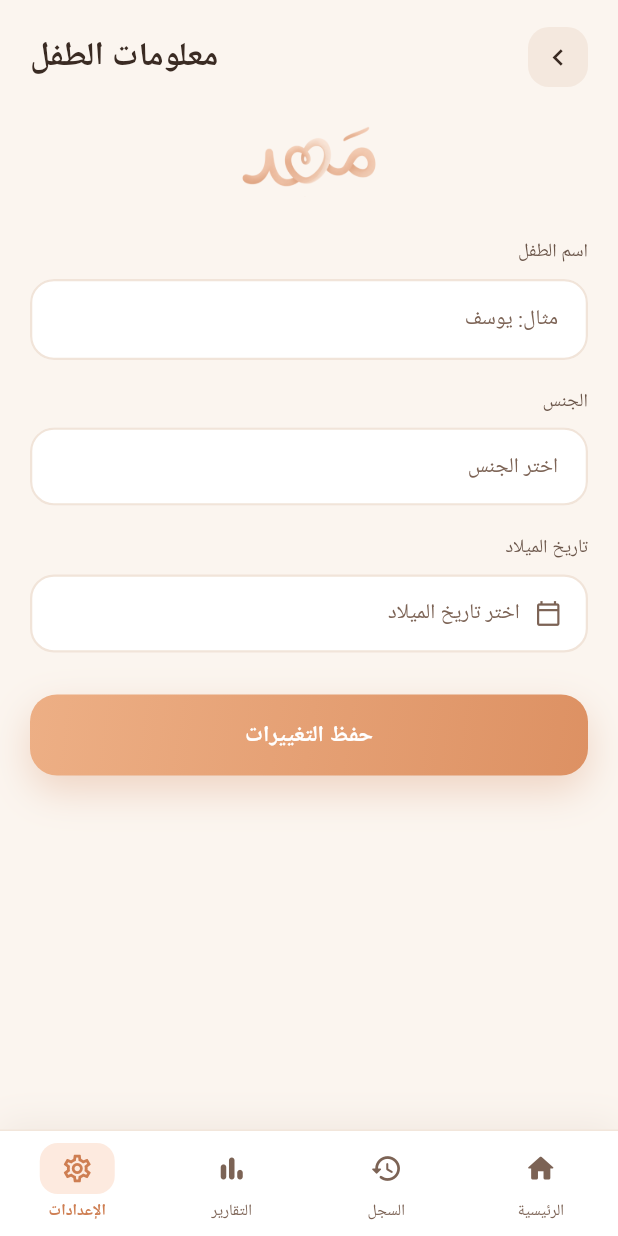
After one commit to Razan445/2026-GP1-Group10-Mahd, a Flutter app: the HomeScreen screen opened by its route, after a tap on "معلومات الطفل", on a phone screen of 412 x 824 dp. The commit adds this screen. Run offline on Flutter 3.47's test engine with Material 3 defaults, Android fonts, the light colour scheme and no system bars; our stand-ins replace cloud_firestore, firebase_auth, firebase_core, fl_chart, google_fonts, shared_preferences; missing offline and left inert: record; accounts and stored records are empty; Roboto replaces fonts that are missing (Ibm Plex Sans Arabic).

Commit message:
feat: link child information screen and integrate into settings

```diff
--- /dev/null
+++ b/mobile-client/lib/screens/child_info/child_info_screen.dart
@@ -0,0 +1,351 @@
+import 'package:cloud_firestore/cloud_firestore.dart';
+import 'package:flutter/material.dart';
+
+import '../../core/theme/app_theme.dart';
+import '../../services/firestore_service.dart';
+import '../../widgets/primary_button.dart';
+
+/// Settings sub-screen — معلومات الطفل
+///
+/// Lets the user view and edit the child data that was entered
+/// during registration (name, gender, date of birth).
+class ChildInfoScreen extends StatefulWidget {
+  const ChildInfoScreen({
+    super.key,
+    required this.onBack,
+  });
+
+  final VoidCallback onBack;
+
+  @override
+  State<ChildInfoScreen> createState() => _ChildInfoScreenState();
+}
+
+class _ChildInfoScreenState extends State<ChildInfoScreen> {
+  final _formKey = GlobalKey<FormState>();
+  final _nameController = TextEditingController();
+
+  static const List<String> _genderOptions = ['ذكر', 'أنثى'];
+
+  String? _selectedGender;
+  DateTime? _dateOfBirth;
+
+  bool _isLoading = true;
+  bool _isSaving = false;
+
+  @override
+  void initState() {
+    super.initState();
+    _loadChild();
+  }
+
+  @override
+  void dispose() {
+    _nameController.dispose();
+    super.dispose();
+  }
+
+  Future<void> _loadChild() async {
+    try {
+      final snapshot = await FirestoreService.instance.watchAccount().first;
+      final data = snapshot.data();
+
+      if (data != null) {
+        _nameController.text = (data['childName'] as String?) ?? '';
+
+        final gender = data['childGender'] as String?;
+        if (_genderOptions.contains(gender)) {
+          _selectedGender = gender;
+        }
+
+        final dob = data['childDateOfBirth'];
+        if (dob is Timestamp) {
+          _dateOfBirth = dob.toDate();
+        }
+      }
+    } catch (e) {
+      debugPrint('Load child info error: $e');
+    }
+
+    if (!mounted) return;
+
+    setState(() => _isLoading = false);
+  }
+
+  Future<void> _pickDate() async {
+    final now = DateTime.now();
+
+    final picked = await showDatePicker(
+      context: context,
+      initialDate: _dateOfBirth ?? now,
+      firstDate: now.subtract(const Duration(days: 365 * 3)),
+      lastDate: now,
+      locale: const Locale('ar'),
+      builder: (context, child) {
+        return Theme(
+          data: Theme.of(context).copyWith(
+            colorScheme: const ColorScheme.light(
+              primary: AppColors.primary,
+              onPrimary: Colors.white,
+              surface: AppColors.backgroundCream,
+              onSurface: AppColors.textPrimary,
+            ),
+            textButtonTheme: TextButtonThemeData(
+              style: TextButton.styleFrom(
+                foregroundColor: AppColors.primary,
+              ),
+            ),
+          ),
+          child: child!,
+        );
+      },
+    );
+
+    if (picked == null || !mounted) return;
+
+    setState(() => _dateOfBirth = picked);
+  }
+
+  String get _formattedDate {
+    final date = _dateOfBirth;
+
+    if (date == null) return 'اختر تاريخ الميلاد';
+
+    return '${date.day.toString().padLeft(2, '0')}/'
+        '${date.month.toString().padLeft(2, '0')}/'
+        '${date.year}';
+  }
+
+  void _showMessage(String message, Color color) {
+    ScaffoldMessenger.of(context).showSnackBar(
+      SnackBar(
+        content: Text(message, textDirection: TextDirection.rtl),
+        backgroundColor: color,
+      ),
+    );
+  }
+
+  Future<void> _save() async {
+    if (!_formKey.currentState!.validate()) return;
+
+    if (_dateOfBirth == null) {
+      _showMessage('يرجى اختيار تاريخ الميلاد', AppColors.alert);
+      return;
+    }
+
+    FocusScope.of(context).unfocus();
+
+    setState(() => _isSaving = true);
+
+    try {
+      await FirestoreService.instance.updateAccountProfile(
+        childName: _nameController.text.trim(),
+        childDateOfBirth: _dateOfBirth,
+        childGender: _selectedGender,
+      );
+
+      if (!mounted) return;
+
+      setState(() => _isSaving = false);
+
+      _showMessage('تم حفظ معلومات الطفل', AppColors.success);
+    } catch (e) {
+      debugPrint('Child info save error: $e');
+
+      if (!mounted) return;
+
+      setState(() => _isSaving = false);
+
+      _showMessage('حدث خطأ أثناء حفظ بيانات الطفل', AppColors.alert);
+    }
+  }
+
+  @override
+  Widget build(BuildContext context) {
+    return SafeArea(
+      child: SingleChildScrollView(
+        padding: const EdgeInsets.fromLTRB(20, 18, 20, 30),
+        child: Form(
+          key: _formKey,
+          child: Column(
+            crossAxisAlignment: CrossAxisAlignment.stretch,
+            children: [
+              Row(
+                children: [
+                  _BackButton(onTap: widget.onBack),
+                  const Spacer(),
+                  Text(
+                    'معلومات الطفل',
+                    style: AppTextStyles.screenTitle.copyWith(
+                      fontSize: 22,
+                    ),
+                  ),
+                ],
+              ),
+
+              const SizedBox(height: 26),
+
+              if (_isLoading)
+                const Padding(
+                  padding: EdgeInsets.symmetric(vertical: 60),
+                  child: Center(
+                    child: CircularProgressIndicator(
+                      color: AppColors.primary,
+                    ),
+                  ),
+                )
+              else ...[
+                Center(
+                  child: Image.asset(
+                    'assets/images/mahd-logo.png',
+                    width: 90,
+                    fit: BoxFit.contain,
+                  ),
+                ),
+
+                const SizedBox(height: 24),
+
+                Text('اسم الطفل', style: AppTextStyles.fieldLabel),
+
+                const SizedBox(height: 4),
+
+                TextFormField(
+                  controller: _nameController,
+                  style: AppTextStyles.bodyText,
+                  textDirection: TextDirection.rtl,
+                  decoration: const InputDecoration(
+                    hintText: 'مثال: يوسف',
+                  ),
+                  validator: (value) {
+                    if (value == null || value.trim().isEmpty) {
+                      return 'اسم الطفل مطلوب';
+                    }
+
+                    return null;
+                  },
+                ),
+
+                const SizedBox(height: 16),
+
+                Text('الجنس', style: AppTextStyles.fieldLabel),
+
+                const SizedBox(height: 4),
+
+                DropdownButtonFormField<String>(
+                  initialValue: _selectedGender,
+                  hint: Text(
+                    'اختر الجنس',
+                    style: AppTextStyles.bodyText.copyWith(
+                      color: AppColors.textSecondary,
+                    ),
+                  ),
+                  items: _genderOptions
+                      .map(
+                        (gender) => DropdownMenuItem<String>(
+                          value: gender,
+                          child: Text(
+                            gender,
+                            style: AppTextStyles.bodyText,
+                          ),
+                        ),
+                      )
+                      .toList(),
+                  onChanged: (value) {
+                    setState(() => _selectedGender = value);
+                  },
+                  validator: (value) =>
+                      value == null ? 'يرجى اختيار الجنس' : null,
+                  decoration: const InputDecoration(
+                    suffixIcon: Icon(
+                      Icons.keyboard_arrow_down_rounded,
+                      color: AppColors.textSecondary,
+                    ),
+                  ),
+                  dropdownColor: AppColors.cardSurface,
+                  borderRadius: BorderRadius.circular(16),
+                  icon: const SizedBox.shrink(),
+                ),
+
+                const SizedBox(height: 16),
+
+                Text('تاريخ الميلاد', style: AppTextStyles.fieldLabel),
+
+                const SizedBox(height: 4),
+
+                GestureDetector(
+                  onTap: _pickDate,
+                  child: Container(
+                    height: 52,
+                    padding: const EdgeInsets.symmetric(horizontal: 16),
+                    decoration: BoxDecoration(
+                      color: AppColors.cardSurface,
+                      borderRadius: BorderRadius.circular(16),
+                      border: Border.all(
+                        color: AppColors.borderLight,
+                        width: 1.5,
+                      ),
+                    ),
+                    child: Row(
+                      children: [
+                        const Icon(
+                          Icons.calendar_today_outlined,
+                          size: 18,
+                          color: AppColors.textSecondary,
+                        ),
+                        const SizedBox(width: 10),
+                        Text(
+                          _formattedDate,
+                          textDirection: TextDirection.ltr,
+                          style: _dateOfBirth == null
+                              ? AppTextStyles.bodyText.copyWith(
+                                  color: AppColors.textSecondary,
+                                )
+                              : AppTextStyles.bodyText,
+                        ),
+                      ],
+                    ),
+                  ),
+                ),
+
+                const SizedBox(height: 28),
+
+                PrimaryButton(
+                  label: 'حفظ التغييرات',
+                  onPressed: _save,
+                  isLoading: _isSaving,
+                ),
+              ],
+            ],
+          ),
+        ),
+      ),
+    );
+  }
+}
+
+class _BackButton extends StatelessWidget {
+  const _BackButton({required this.onTap});
+
+  final VoidCallback onTap;
+
+  @override
+  Widget build(BuildContext context) {
+    return GestureDetector(
+      onTap: onTap,
+      child: Container(
+        width: 40,
+        height: 40,
+        decoration: BoxDecoration(
+          color: const Color(0xFFF4E8DE),
+          borderRadius: BorderRadius.circular(14),
+        ),
+        alignment: Alignment.center,
+        child: const Icon(
+          Icons.chevron_right,
+          color: AppColors.textPrimary,
+          size: 22,
+        ),
+      ),
+    );
+  }
+}
--- a/mobile-client/lib/screens/settings/settings_screen.dart
+++ b/mobile-client/lib/screens/settings/settings_screen.dart
@@ -3,6 +3,7 @@ import 'package:firebase_auth/firebase_auth.dart';
 
 import '../../core/theme/app_theme.dart';
 import '../account/account_screen.dart';
+import '../child_info/child_info_screen.dart';
 import '../notifications/notifications_screen.dart';
 import '../privacy_security/privacy_security_screen.dart';
 
@@ -15,6 +16,7 @@ class SettingsScreen extends StatefulWidget {
 
 class _SettingsScreenState extends State<SettingsScreen> {
   bool _showAccountScreen = false;
+  bool _showChildInfoScreen = false;
   bool _showNotificationsScreen = false;
   bool _showPrivacySecurityScreen = false;
 
@@ -27,6 +29,18 @@ class _SettingsScreenState extends State<SettingsScreen> {
   void _closeAccountScreen() {
     setState(() {
       _showAccountScreen = false;
+    });
+  }
+
+  void _openChildInfoScreen() {
+    setState(() {
+      _showChildInfoScreen = true;
+    });
+  }
+
+  void _closeChildInfoScreen() {
+    setState(() {
+      _showChildInfoScreen = false;
     });
   }
 
@@ -201,6 +215,12 @@ class _SettingsScreenState extends State<SettingsScreen> {
       );
     }
 
+    if (_showChildInfoScreen) {
+      return ChildInfoScreen(
+        onBack: _closeChildInfoScreen,
+      );
+    }
+
     if (_showNotificationsScreen) {
       return NotificationsScreen(
         onBack: _closeNotificationsScreen,
@@ -352,6 +372,15 @@ class _SettingsScreenState extends State<SettingsScreen> {
               ),
               child: Column(
                 children: [
+                  _SettingsRow(
+                    icon: Icons.child_care_rounded,
+                    title: 'معلومات الطفل',
+                    showArrow: true,
+                    onTap: _openChildInfoScreen,
+                  ),
+
+                  const _SettingsDivider(),
+
                   _SettingsRow(
                     icon: Icons.notifications_none_rounded,
                     title: 'الإشعارات',
--- a/mobile-client/lib/screens/sign_up/sign_up_screen.dart
+++ b/mobile-client/lib/screens/sign_up/sign_up_screen.dart
@@ -78,7 +78,7 @@ class _SignUpScreenState extends State<SignUpScreen> {
 
       Navigator.pushReplacementNamed(
         context,
-        AppRoutes.home,
+        AppRoutes.infantRegistration,
       );
     } on FirebaseAuthException catch (e) {
       if (!mounted) return;
```
Also changed, not shown: mobile-client/lib/screens/infant_registration/infant_registration_screen.dart (+5 -59 lines), mobile-client/pubspec.lock.
